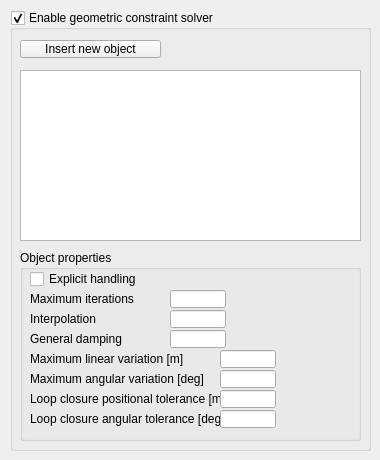
Above: ui/qdlgconstraintsolver.ui from CoppeliaRobotics/coppeliaSimLib before the change. Below: the same form after it.
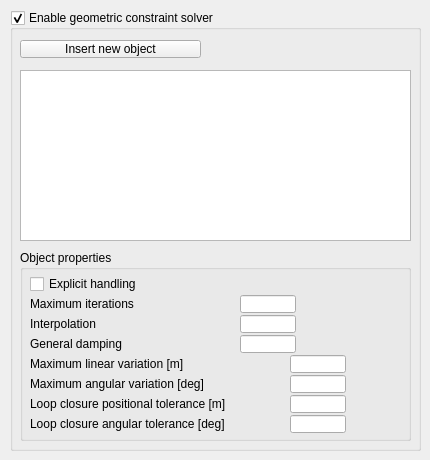
That is the form after the change.

```diff
--- a/ui/qdlgconstraintsolver.ui
+++ b/ui/qdlgconstraintsolver.ui
@@ -6,7 +6,7 @@
    <rect>
     <x>0</x>
     <y>0</y>
-    <width>380</width>
+    <width>430</width>
     <height>460</height>
    </rect>
   </property>
@@ -21,7 +21,7 @@
     <rect>
      <x>10</x>
      <y>10</y>
-     <width>361</width>
+     <width>411</width>
      <height>441</height>
     </rect>
    </property>
@@ -39,7 +39,7 @@
      <rect>
       <x>10</x>
       <y>60</y>
-      <width>341</width>
+      <width>391</width>
       <height>171</height>
      </rect>
     </property>
@@ -49,7 +49,7 @@
      <rect>
       <x>10</x>
       <y>240</y>
-      <width>341</width>
+      <width>391</width>
       <height>191</height>
      </rect>
     </property>
@@ -63,7 +63,7 @@
      <property name="geometry">
       <rect>
        <x>10</x>
-       <y>20</y>
+       <y>25</y>
        <width>151</width>
        <height>18</height>
       </rect>
@@ -76,8 +76,8 @@
      <property name="geometry">
       <rect>
        <x>10</x>
-       <y>40</y>
-       <width>141</width>
+       <y>45</y>
+       <width>181</width>
        <height>18</height>
       </rect>
      </property>
@@ -89,8 +89,8 @@
      <property name="geometry">
       <rect>
        <x>10</x>
-       <y>60</y>
-       <width>141</width>
+       <y>65</y>
+       <width>191</width>
        <height>18</height>
       </rect>
      </property>
@@ -102,8 +102,8 @@
      <property name="geometry">
       <rect>
        <x>10</x>
-       <y>80</y>
-       <width>141</width>
+       <y>85</y>
+       <width>181</width>
        <height>18</height>
       </rect>
      </property>
@@ -114,8 +114,8 @@
     <widget class="QLineEdit" name="qqIterations">
      <property name="geometry">
       <rect>
-       <x>150</x>
-       <y>40</y>
+       <x>220</x>
+       <y>45</y>
        <width>56</width>
        <height>18</height>
       </rect>
@@ -124,8 +124,8 @@
     <widget class="QLineEdit" name="qqInterpolation">
      <property name="geometry">
       <rect>
-       <x>150</x>
-       <y>60</y>
+       <x>220</x>
+       <y>65</y>
        <width>56</width>
        <height>18</height>
       </rect>
@@ -134,8 +134,8 @@
     <widget class="QLineEdit" name="qqDamping">
      <property name="geometry">
       <rect>
-       <x>150</x>
-       <y>80</y>
+       <x>220</x>
+       <y>85</y>
        <width>56</width>
        <height>18</height>
       </rect>
@@ -144,8 +144,8 @@
     <widget class="QLineEdit" name="qqLinearVariation">
      <property name="geometry">
       <rect>
-       <x>200</x>
-       <y>100</y>
+       <x>270</x>
+       <y>105</y>
        <width>56</width>
        <height>18</height>
       </rect>
@@ -155,8 +155,8 @@
      <property name="geometry">
       <rect>
        <x>10</x>
-       <y>100</y>
-       <width>191</width>
+       <y>105</y>
+       <width>241</width>
        <height>18</height>
       </rect>
      </property>
@@ -168,8 +168,8 @@
      <property name="geometry">
       <rect>
        <x>10</x>
-       <y>120</y>
-       <width>191</width>
+       <y>125</y>
+       <width>241</width>
        <height>18</height>
       </rect>
      </property>
@@ -180,8 +180,8 @@
     <widget class="QLineEdit" name="qqAngularVariation">
      <property name="geometry">
       <rect>
-       <x>200</x>
-       <y>120</y>
+       <x>270</x>
+       <y>125</y>
        <width>56</width>
        <height>18</height>
       </rect>
@@ -191,8 +191,8 @@
      <property name="geometry">
       <rect>
        <x>10</x>
-       <y>140</y>
-       <width>191</width>
+       <y>145</y>
+       <width>241</width>
        <height>18</height>
       </rect>
      </property>
@@ -203,8 +203,8 @@
     <widget class="QLineEdit" name="qqLoopClosurePosTol">
      <property name="geometry">
       <rect>
-       <x>200</x>
-       <y>140</y>
+       <x>270</x>
+       <y>145</y>
        <width>56</width>
        <height>18</height>
       </rect>
@@ -214,8 +214,8 @@
      <property name="geometry">
       <rect>
        <x>10</x>
-       <y>160</y>
-       <width>191</width>
+       <y>165</y>
+       <width>241</width>
        <height>18</height>
       </rect>
      </property>
@@ -226,8 +226,8 @@
     <widget class="QLineEdit" name="qqLoopClosureAngTol">
      <property name="geometry">
       <rect>
-       <x>200</x>
-       <y>160</y>
+       <x>270</x>
+       <y>165</y>
        <width>56</width>
        <height>18</height>
       </rect>
@@ -239,7 +239,7 @@
      <rect>
       <x>10</x>
       <y>30</y>
-      <width>141</width>
+      <width>181</width>
       <height>18</height>
      </rect>
     </property>
```
